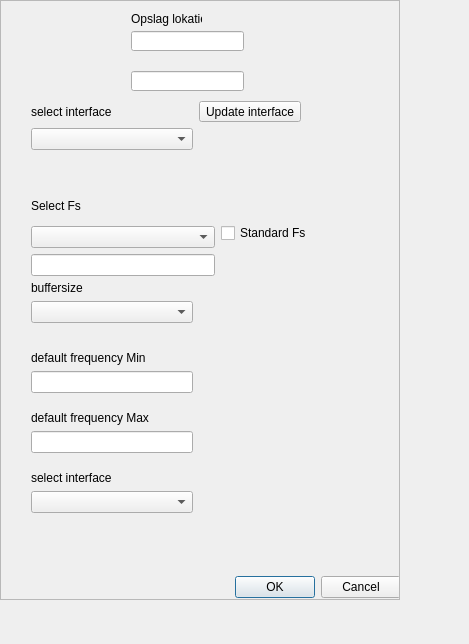
Old version of the form ui/jBae-Meas_Pref_0_15.ui in the repository Jee-Bee/Meas.
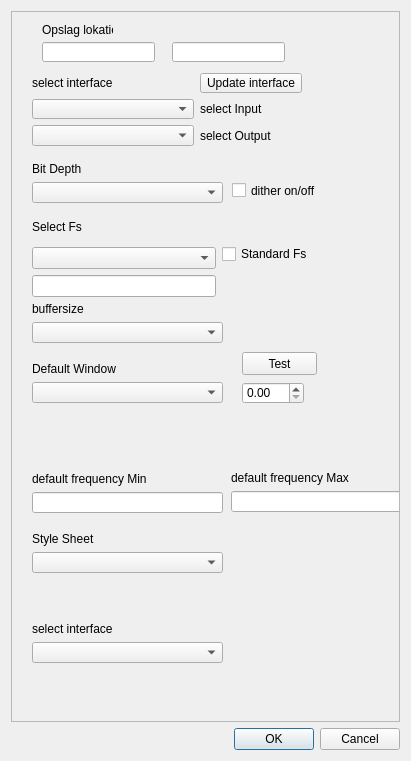
New version of the form.

Commit message: major update prefferences layout - next step how to save/read write

Patch:
```diff
--- a/ui/jBae-Meas_Pref_0_15.ui
+++ b/ui/jBae-Meas_Pref_0_15.ui
@@ -6,21 +6,18 @@
    <rect>
     <x>0</x>
     <y>0</y>
-    <width>469</width>
-    <height>644</height>
+    <width>411</width>
+    <height>761</height>
    </rect>
   </property>
   <property name="windowTitle">
    <string>Dialog</string>
   </property>
+  <layout class="QGridLayout" name="gridLayout_2">
+   <item row="0" column="0">
   <widget class="QScrollArea" name="scrollArea">
-   <property name="geometry">
-    <rect>
-     <x>0</x>
-     <y>0</y>
-     <width>400</width>
-     <height>600</height>
-    </rect>
+     <property name="enabled">
+      <bool>true</bool>
    </property>
    <property name="widgetResizable">
     <bool>true</bool>
@@ -30,14 +27,14 @@
      <rect>
       <x>0</x>
       <y>0</y>
-      <width>398</width>
-      <height>598</height>
+        <width>391</width>
+        <height>712</height>
      </rect>
     </property>
     <widget class="QLineEdit" name="lineEdit">
      <property name="geometry">
       <rect>
-       <x>130</x>
+         <x>30</x>
        <y>30</y>
        <width>113</width>
        <height>20</height>
@@ -47,8 +44,8 @@
     <widget class="QLineEdit" name="lineEdit_2">
      <property name="geometry">
       <rect>
-       <x>130</x>
-       <y>70</y>
+         <x>160</x>
+         <y>30</y>
        <width>113</width>
        <height>20</height>
       </rect>
@@ -57,7 +54,7 @@
     <widget class="QLabel" name="label">
      <property name="geometry">
       <rect>
-       <x>130</x>
+         <x>30</x>
        <y>10</y>
        <width>71</width>
        <height>16</height>
@@ -67,56 +64,11 @@
       <string>Opslag lokatie</string>
      </property>
     </widget>
-    <widget class="QDialogButtonBox" name="buttonBox">
-     <property name="geometry">
-      <rect>
-       <x>0</x>
-       <y>570</y>
-       <width>400</width>
-       <height>32</height>
-      </rect>
-     </property>
-     <property name="orientation">
-      <enum>Qt::Horizontal</enum>
-     </property>
-     <property name="standardButtons">
-      <set>QDialogButtonBox::Cancel|QDialogButtonBox::Ok</set>
-     </property>
-    </widget>
     <widget class="QWidget" name="layoutWidget">
      <property name="geometry">
       <rect>
-       <x>30</x>
-       <y>410</y>
-       <width>170</width>
-       <height>52</height>
-      </rect>
-     </property>
-     <layout class="QFormLayout" name="formLayout">
-      <item row="0" column="0">
-       <widget class="QLabel" name="defFreqMaxLab">
-        <property name="text">
-         <string>default frequency Max</string>
-        </property>
-       </widget>
-      </item>
-      <item row="1" column="0">
-       <widget class="QLineEdit" name="defFreqMaxEdit">
-        <property name="minimumSize">
-         <size>
-          <width>162</width>
-          <height>0</height>
-         </size>
-        </property>
-       </widget>
-      </item>
-     </layout>
-    </widget>
-    <widget class="QWidget" name="layoutWidget">
-     <property name="geometry">
-      <rect>
-       <x>30</x>
-       <y>190</y>
+         <x>20</x>
+         <y>200</y>
        <width>281</width>
        <height>85</height>
       </rect>
@@ -151,82 +103,176 @@
       </item>
      </layout>
     </widget>
-    <widget class="QWidget" name="layoutWidget">
+      <widget class="QWidget" name="layoutWidget_2">
      <property name="geometry">
       <rect>
-       <x>30</x>
-       <y>280</y>
-       <width>170</width>
-       <height>52</height>
-      </rect>
-     </property>
-     <layout class="QFormLayout" name="formLayout_4">
-      <item row="0" column="0">
-       <widget class="QLabel" name="buffSizeLab">
-        <property name="text">
-         <string>buffersize</string>
-        </property>
-       </widget>
-      </item>
-      <item row="1" column="0">
-       <widget class="QComboBox" name="buffSizeSel">
-        <property name="minimumSize">
-         <size>
-          <width>162</width>
-          <height>0</height>
-         </size>
-        </property>
-       </widget>
-      </item>
-     </layout>
-    </widget>
-    <widget class="QWidget" name="layoutWidget">
-     <property name="geometry">
-      <rect>
-       <x>30</x>
-       <y>470</y>
-       <width>170</width>
-       <height>52</height>
-      </rect>
-     </property>
-     <layout class="QFormLayout" name="formLayout_3">
-      <item row="0" column="0">
-       <widget class="QLabel" name="label_5">
-        <property name="text">
-         <string>select interface</string>
-        </property>
-       </widget>
-      </item>
-      <item row="1" column="0">
-       <widget class="QComboBox" name="comboBox_4">
-        <property name="minimumSize">
-         <size>
-          <width>162</width>
-          <height>0</height>
-         </size>
-        </property>
-       </widget>
-      </item>
-     </layout>
-    </widget>
-    <widget class="QWidget" name="layoutWidget">
-     <property name="geometry">
-      <rect>
-       <x>30</x>
+         <x>20</x>
        <y>350</y>
-       <width>170</width>
-       <height>52</height>
-      </rect>
-     </property>
-     <layout class="QFormLayout" name="formLayout_2">
-      <item row="0" column="0">
+         <width>191</width>
+         <height>41</height>
+        </rect>
+       </property>
+       <layout class="QVBoxLayout" name="verticalLayout_5">
+        <item>
+         <widget class="QLabel" name="windowLab">
+          <property name="text">
+           <string>Default Window</string>
+          </property>
+         </widget>
+        </item>
+        <item>
+         <widget class="QComboBox" name="WindowSel">
+          <property name="minimumSize">
+           <size>
+            <width>162</width>
+            <height>0</height>
+           </size>
+          </property>
+         </widget>
+        </item>
+       </layout>
+      </widget>
+      <widget class="QCheckBox" name="Dither">
+       <property name="geometry">
+        <rect>
+         <x>220</x>
+         <y>170</y>
+         <width>101</width>
+         <height>17</height>
+        </rect>
+       </property>
+       <property name="text">
+        <string>dither on/off</string>
+       </property>
+      </widget>
+      <widget class="QWidget" name="layoutWidget_3">
+       <property name="geometry">
+        <rect>
+         <x>20</x>
+         <y>150</y>
+         <width>191</width>
+         <height>41</height>
+        </rect>
+       </property>
+       <layout class="QVBoxLayout" name="verticalLayout_6">
+        <item>
+         <widget class="QLabel" name="bitLab">
+          <property name="text">
+           <string>Bit Depth</string>
+          </property>
+         </widget>
+        </item>
+        <item>
+         <widget class="QComboBox" name="Bit_depth">
+          <property name="minimumSize">
+           <size>
+            <width>162</width>
+            <height>0</height>
+           </size>
+          </property>
+         </widget>
+        </item>
+       </layout>
+      </widget>
+      <widget class="QDoubleSpinBox" name="overlapPercent">
+       <property name="geometry">
+        <rect>
+         <x>230</x>
+         <y>370</y>
+         <width>62</width>
+         <height>22</height>
+        </rect>
+       </property>
+      </widget>
+      <widget class="QPushButton" name="OverlapTest">
+       <property name="geometry">
+        <rect>
+         <x>230</x>
+         <y>340</y>
+         <width>75</width>
+         <height>23</height>
+        </rect>
+       </property>
+       <property name="text">
+        <string>Test</string>
+       </property>
+      </widget>
+      <widget class="QWidget" name="layoutWidget">
+       <property name="geometry">
+        <rect>
+         <x>20</x>
+         <y>520</y>
+         <width>191</width>
+         <height>41</height>
+        </rect>
+       </property>
+       <layout class="QVBoxLayout" name="verticalLayout">
+        <item>
+         <widget class="QLabel" name="styleSheetLab">
+          <property name="text">
+           <string>Style Sheet</string>
+          </property>
+         </widget>
+        </item>
+        <item>
+         <widget class="QComboBox" name="styleSheetSel">
+          <property name="minimumSize">
+           <size>
+            <width>162</width>
+            <height>0</height>
+           </size>
+          </property>
+         </widget>
+        </item>
+       </layout>
+      </widget>
+      <widget class="QWidget" name="layoutWidget">
+       <property name="geometry">
+        <rect>
+         <x>219</x>
+         <y>459</y>
+         <width>191</width>
+         <height>41</height>
+        </rect>
+       </property>
+       <layout class="QVBoxLayout" name="verticalLayout_2">
+        <item>
+         <widget class="QLabel" name="defFreqMaxLab">
+          <property name="text">
+           <string>default frequency Max</string>
+          </property>
+         </widget>
+        </item>
+        <item>
+         <widget class="QLineEdit" name="defFreqMaxEdit">
+          <property name="minimumSize">
+           <size>
+            <width>162</width>
+            <height>0</height>
+           </size>
+          </property>
+         </widget>
+        </item>
+       </layout>
+      </widget>
+      <widget class="QWidget" name="layoutWidget">
+       <property name="geometry">
+        <rect>
+         <x>20</x>
+         <y>460</y>
+         <width>191</width>
+         <height>41</height>
+        </rect>
+       </property>
+       <layout class="QVBoxLayout" name="verticalLayout_3">
+        <item>
        <widget class="QLabel" name="defFreqMinLab">
         <property name="text">
          <string>default frequency Min</string>
         </property>
        </widget>
       </item>
-      <item row="1" column="0">
+        <item>
        <widget class="QLineEdit" name="defFreqMinEdit">
         <property name="minimumSize">
          <size>
@@ -241,13 +287,42 @@
     <widget class="QWidget" name="layoutWidget">
      <property name="geometry">
       <rect>
-       <x>30</x>
-       <y>100</y>
-       <width>296</width>
-       <height>60</height>
-      </rect>
-     </property>
-     <layout class="QFormLayout" name="formLayout_5">
+         <x>20</x>
+         <y>290</y>
+         <width>191</width>
+         <height>41</height>
+        </rect>
+       </property>
+       <layout class="QVBoxLayout" name="verticalLayout_4">
+        <item>
+         <widget class="QLabel" name="buffSizeLab">
+          <property name="text">
+           <string>buffersize</string>
+          </property>
+         </widget>
+        </item>
+        <item>
+         <widget class="QComboBox" name="buffSizeSel">
+          <property name="minimumSize">
+           <size>
+            <width>162</width>
+            <height>0</height>
+           </size>
+          </property>
+         </widget>
+        </item>
+       </layout>
+      </widget>
+      <widget class="QWidget" name="layoutWidget">
+       <property name="geometry">
+        <rect>
+         <x>20</x>
+         <y>61</y>
+         <width>281</width>
+         <height>73</height>
+        </rect>
+       </property>
+       <layout class="QFormLayout" name="formLayout">
       <item row="0" column="0">
        <widget class="QLabel" name="selInterfaceLab">
         <property name="text">
@@ -263,7 +338,7 @@
        </widget>
       </item>
       <item row="1" column="0">
-       <widget class="QComboBox" name="interfaceSel">
+         <widget class="QComboBox" name="InputSel">
         <property name="minimumSize">
          <size>
           <width>162</width>
@@ -272,11 +347,95 @@
         </property>
        </widget>
       </item>
-     </layout>
-    </widget>
-   </widget>
-  </widget>
- </widget>
+        <item row="1" column="1">
+         <widget class="QLabel" name="selInterfaceLab_2">
+          <property name="text">
+           <string>select Input</string>
+          </property>
+         </widget>
+        </item>
+        <item row="2" column="0">
+         <widget class="QComboBox" name="OutputSel_2">
+          <property name="minimumSize">
+           <size>
+            <width>162</width>
+            <height>0</height>
+           </size>
+          </property>
+         </widget>
+        </item>
+        <item row="2" column="1">
+         <widget class="QLabel" name="selInterfaceLab_3">
+          <property name="text">
+           <string>select Output</string>
+          </property>
+         </widget>
+        </item>
+       </layout>
+      </widget>
+      <widget class="QWidget" name="layoutWidget_4">
+       <property name="geometry">
+        <rect>
+         <x>20</x>
+         <y>610</y>
+         <width>191</width>
+         <height>41</height>
+        </rect>
+       </property>
+       <layout class="QVBoxLayout" name="verticalLayout_7">
+        <item>
+         <widget class="QLabel" name="label_8">
+          <property name="text">
+           <string>select interface</string>
+          </property>
+         </widget>
+        </item>
+        <item>
+         <widget class="QComboBox" name="comboBox_7">
+          <property name="minimumSize">
+           <size>
+            <width>162</width>
+            <height>0</height>
+           </size>
+          </property>
+         </widget>
+        </item>
+       </layout>
+      </widget>
+     </widget>
+    </widget>
+   </item>
+   <item row="1" column="0">
+    <widget class="QDialogButtonBox" name="buttonBox">
+     <property name="orientation">
+      <enum>Qt::Horizontal</enum>
+     </property>
+     <property name="standardButtons">
+      <set>QDialogButtonBox::Cancel|QDialogButtonBox::Ok</set>
+     </property>
+    </widget>
+   </item>
+  </layout>
+ </widget>
+ <tabstops>
+  <tabstop>updateInterface</tabstop>
+  <tabstop>InputSel</tabstop>
+  <tabstop>OutputSel_2</tabstop>
+  <tabstop>Bit_depth</tabstop>
+  <tabstop>Dither</tabstop>
+  <tabstop>FsSel</tabstop>
+  <tabstop>standardFs</tabstop>
+  <tabstop>fsEdit</tabstop>
+  <tabstop>buffSizeSel</tabstop>
+  <tabstop>WindowSel</tabstop>
+  <tabstop>defFreqMinEdit</tabstop>
+  <tabstop>defFreqMaxEdit</tabstop>
+  <tabstop>styleSheetSel</tabstop>
+  <tabstop>lineEdit</tabstop>
+  <tabstop>comboBox_7</tabstop>
+  <tabstop>scrollArea</tabstop>
+  <tabstop>lineEdit_2</tabstop>
+ </tabstops>
  <resources/>
  <connections>
   <connection>
```
Lines whose indentation alone changed are shown as unchanged. The commit also changes 1 other file.
